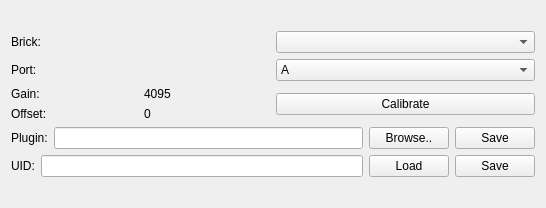
This is src/brickv/ui/advanced.ui in Tinkerforge/brickv as Qt 5 draws it before an edit. The edited form follows.
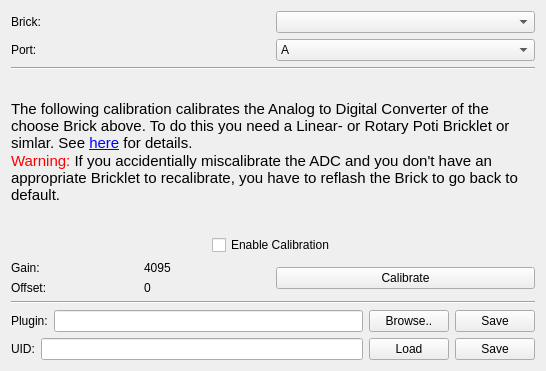
This is the edited form.

Commit message: add warning for adc calibration

The edit to the form file:
```diff
--- a/src/brickv/ui/advanced.ui
+++ b/src/brickv/ui/advanced.ui
@@ -10,7 +10,7 @@
     <x>0</x>
     <y>0</y>
     <width>546</width>
-    <height>208</height>
+    <height>371</height>
    </rect>
   </property>
   <property name="windowTitle">
@@ -68,6 +68,71 @@
        </item>
       </layout>
      </item>
+     <item>
+      <widget class="Line" name="line_2">
+       <property name="orientation">
+        <enum>Qt::Horizontal</enum>
+       </property>
+      </widget>
+     </item>
+     <item>
+      <widget class="QLabel" name="label_4">
+       <property name="text">
+        <string>&lt;!DOCTYPE HTML PUBLIC &quot;-//W3C//DTD HTML 4.0//EN&quot; &quot;http://www.w3.org/TR/REC-html40/strict.dtd&quot;&gt;
+&lt;html&gt;&lt;head&gt;&lt;meta name=&quot;qrichtext&quot; content=&quot;1&quot; /&gt;&lt;style type=&quot;text/css&quot;&gt;
+p, li { white-space: pre-wrap; }
+&lt;/style&gt;&lt;/head&gt;&lt;body style=&quot; font-family:'Ubuntu'; font-size:11pt; font-weight:400; font-style:normal;&quot;&gt;
+&lt;p style=&quot; margin-top:0px; margin-bottom:0px; margin-left:0px; margin-right:0px; -qt-block-indent:0; text-indent:0px;&quot;&gt;The following calibration calibrates the Analog to Digital Converter of the choose Brick above. To do this you need a Linear- or Rotary Poti Bricklet or simlar. See &lt;a href=&quot;http://www.tinkerforge.com/doc/Software/Brickv.html#brick-adc-calibration&quot;&gt;&lt;span style=&quot; text-decoration: underline; color:#0000ff;&quot;&gt;here&lt;/span&gt;&lt;/a&gt; for details.&lt;/p&gt;
+&lt;p style=&quot; margin-top:0px; margin-bottom:0px; margin-left:0px; margin-right:0px; -qt-block-indent:0; text-indent:0px;&quot;&gt;&lt;span style=&quot; color:#ff0000;&quot;&gt;Warning: &lt;/span&gt;&lt;span style=&quot; color:#000000;&quot;&gt;If you accidentially miscalibrate the ADC and you don't have an appropriate Bricklet to recalibrate, you have to reflash the Brick to go back to default.&lt;/span&gt;&lt;/p&gt;&lt;/body&gt;&lt;/html&gt;</string>
+       </property>
+       <property name="wordWrap">
+        <bool>true</bool>
+       </property>
+      </widget>
+     </item>
+     <item>
+      <layout class="QHBoxLayout" name="horizontalLayout_7">
+       <item>
+        <spacer name="horizontalSpacer">
+         <property name="orientation">
+          <enum>Qt::Horizontal</enum>
+         </property>
+         <property name="sizeHint" stdset="0">
+          <size>
+           <width>40</width>
+           <height>20</height>
+          </size>
+         </property>
+        </spacer>
+       </item>
+       <item>
+        <widget class="QCheckBox" name="check_enable_calibration">
+         <property name="toolTip">
+          <string notr="true" extracomment="Test"/>
+         </property>
+         <property name="text">
+          <string>Enable Calibration</string>
+         </property>
+         <property name="checkable">
+          <bool>true</bool>
+         </property>
+        </widget>
+       </item>
+       <item>
+        <spacer name="horizontalSpacer_2">
+         <property name="orientation">
+          <enum>Qt::Horizontal</enum>
+         </property>
+         <property name="sizeHint" stdset="0">
+          <size>
+           <width>40</width>
+           <height>20</height>
+          </size>
+         </property>
+        </spacer>
+       </item>
+      </layout>
+     </item>
      <item>
       <layout class="QHBoxLayout" name="horizontalLayout_4">
        <item>
@@ -115,10 +180,32 @@
          <property name="text">
           <string>Calibrate</string>
          </property>
+         <property name="checkable">
+          <bool>false</bool>
+         </property>
+         <property name="checked">
+          <bool>false</bool>
+         </property>
+         <property name="autoDefault">
+          <bool>false</bool>
+         </property>
+         <property name="default">
+          <bool>false</bool>
+         </property>
+         <property name="flat">
+          <bool>false</bool>
+         </property>
         </widget>
        </item>
       </layout>
      </item>
+     <item>
+      <widget class="Line" name="line">
+       <property name="orientation">
+        <enum>Qt::Horizontal</enum>
+       </property>
+      </widget>
+     </item>
      <item>
       <layout class="QHBoxLayout" name="horizontalLayout_3">
        <item>
```
The commit also changes 1 other file.
